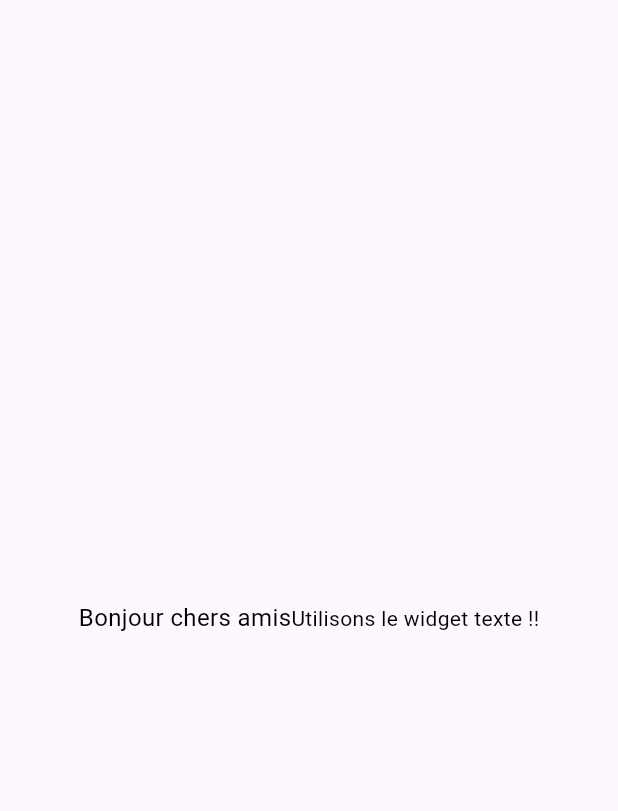
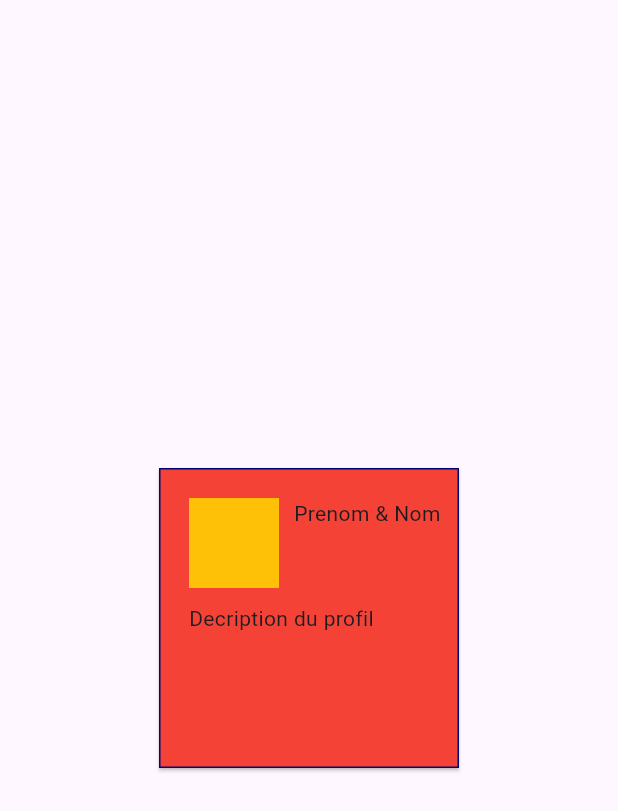
Before and after one commit to khalifa1999/flutterwidgets, a Flutter app: the screen it shows after launch, on a phone screen of 412 x 824 dp. Shown: the top 811 px of the screen. Run offline on Flutter 3.47's test engine with Material 3 defaults, Android fonts, the phone set to English and light mode, and no system bars.

Commit message:
adding layouts

```diff
--- /dev/null
+++ b/lib/layouts/layouts.dart
@@ -0,0 +1,179 @@
+import 'package:components/core/text.dart';
+import 'package:components/styles/themes.dart';
+import 'package:flutter/material.dart';
+import 'package:flutter/widgets.dart';
+
+class LayoutsWidget {
+  static Container columnWithText = Container(
+    color: AppColors.primaryLightColor,
+    child: TextWidget.texte,
+  );
+
+  static Stack stack = Stack(
+    children: <Widget>[
+      Container(
+        width: 100,
+        height: 100,
+        color: Colors.red,
+      ),
+      Positioned(
+        top: 20,
+        left: 20,
+        child: Container(
+          width: 60,
+          height: 60,
+          color: Colors.green,
+        ),
+      ),
+    ],
+  );
+
+  static Card card = Card(
+    shape:
+        Border.all(style: BorderStyle.solid, color: AppColors.primaryDarkColor),
+    child: Stack(
+      children: <Widget>[
+        Container(
+          width: 200,
+          height: 200,
+          color: Colors.red,
+        ),
+        Positioned(
+            top: 20,
+            left: 20,
+            child: Container(
+              width: 60,
+              height: 60,
+              color: Colors.amber,
+            )),
+        const Positioned(top: 20, left: 90, child: Text("Prenom & Nom")),
+        const Positioned(top: 90, left: 20, child: Text("Decription du profil"))
+      ],
+    ),
+  );
+
+  static ListView listView = ListView(
+    children: const <Widget>[
+      Text("Element 1"),
+      Text("Elemen 2"),
+      ButtonBar(
+        children: [Text("Click Here"), Icon(Icons.abc)],
+      )
+    ],
+  );
+
+  static GridView gridView = GridView.count(
+    crossAxisCount: 2,
+    mainAxisSpacing: 10,
+    crossAxisSpacing: 10,
+    padding: const EdgeInsets.all(20),
+    children: [
+      Container(
+        padding: const EdgeInsets.all(8),
+        color: Colors.teal[100],
+        child: const Text("Revolutionnaries wait..."),
+      ),
+      Container(
+        padding: const EdgeInsets.all(8),
+        color: Colors.teal[200],
+        child: const Text("For my head on a silver plate..."),
+      ),
+      Container(
+        padding: const EdgeInsets.all(8),
+        color: Colors.teal[300],
+        child: const Text("Just a puppet on a lonely string..."),
+      ),
+      Container(
+        padding: const EdgeInsets.all(8),
+        color: Colors.teal[400],
+        child: const Text("Oh who would ever wanna be king..."),
+      ),
+    ],
+  );
+
+  //Use of a space within a Row
+  static getSpacer() {
+    return Padding(
+      padding: const EdgeInsets.all(8.0),
+      child: Row(
+        children: [
+          Container(
+            height: 100,
+            width: 100,
+            color: AppColors.primaryColor,
+          ),
+          const Spacer(
+            flex: 3,
+          ),
+          Container(
+            height: 100,
+            width: 100,
+            color: AppColors.primaryColor,
+          ),
+          const Spacer(),
+          Container(
+            height: 100,
+            width: 100,
+            color: AppColors.primaryColor,
+          )
+        ],
+      ),
+    );
+  }
+
+  // Use of divider in a Column
+  // Weirdly it's not rendering on the screen I'll check later
+
+  static getDivivder() {
+    Padding(
+      padding: const EdgeInsets.all(8.0),
+      child: Column(
+        children: [
+          Container(
+            height: 100,
+            width: 100,
+            color: AppColors.primaryColor,
+          ),
+          const Divider(),
+          Container(
+            height: 100,
+            width: 100,
+            color: AppColors.primaryColor,
+          ),
+          const Divider(),
+          Container(
+            height: 100,
+            width: 100,
+            color: AppColors.primaryColor,
+          )
+        ],
+      ),
+    );
+  }
+
+  static TabBar tabBar = const TabBar(
+    tabs: <Widget>[
+      Icon(Icons.abc),
+      Icon(Icons.abc_outlined),
+      Icon(Icons.ac_unit)
+    ],
+    dividerColor: AppColors.primaryColor,
+    dividerHeight: BorderSide.strokeAlignInside,
+  );
+
+  //PageView
+
+  // Carousel
+
+  // Wrap
+
+  // Form Validation
+
+  // Staggered View
+
+  // Flippable card
+
+  // Swipable stack
+
+  // Datatable
+}
--- a/lib/main.dart
+++ b/lib/main.dart
@@ -2,6 +2,7 @@ import 'package:components/core/column.dart';
 import 'package:components/core/container.dart';
 import 'package:components/core/images.dart';
 import 'package:components/core/row.dart';
+import 'package:components/layouts/layouts.dart';
 import 'package:flutter/material.dart';
 
 void main() {
@@ -16,7 +17,8 @@ class MainApp extends StatelessWidget {
     return MaterialApp(
       debugShowCheckedModeBanner: false,
       home: Scaffold(
-        body: Center(child: RowWidget.columnWithText),
+        body: Center(child: LayoutsWidget.card),
+        // body: Center(child: Text("Replace the text widget by the desired one")),
       ),
     );
   }
```
